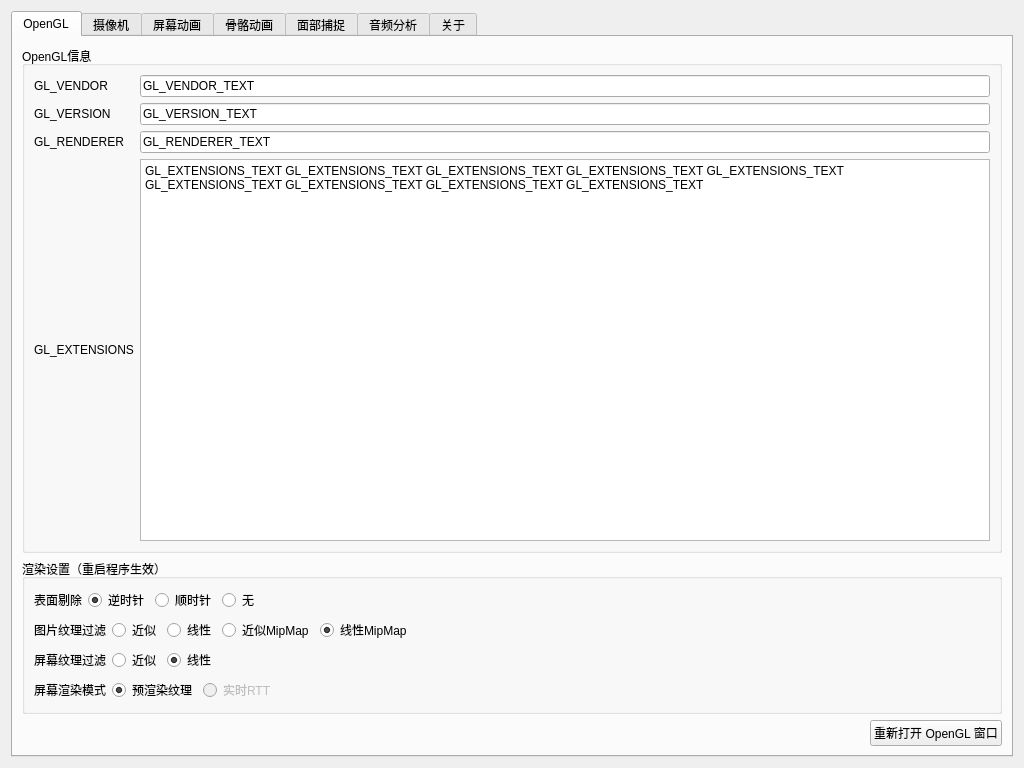
chuigda/Project-WG, file src/ui/ConfigWidget.ui: the form before one commit.
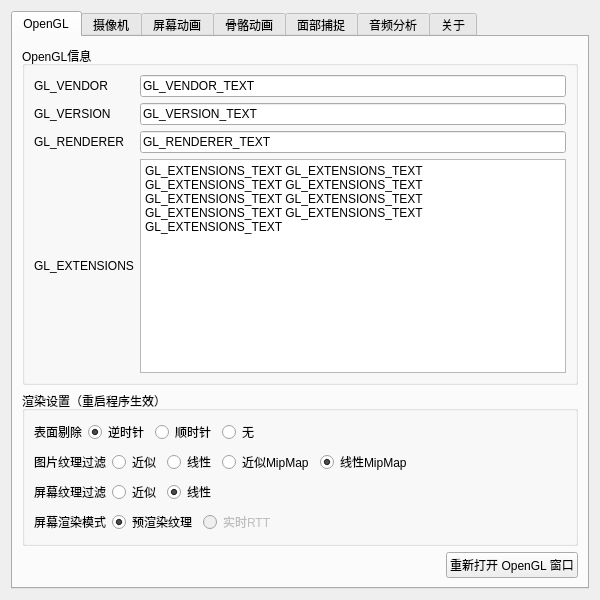
The form after the commit.

Commit message: 适当缩小配置窗口

What changed in the file:
```diff
--- a/src/ui/ConfigWidget.ui
+++ b/src/ui/ConfigWidget.ui
@@ -6,14 +6,14 @@
    <rect>
     <x>0</x>
     <y>0</y>
-    <width>1024</width>
-    <height>768</height>
+    <width>600</width>
+    <height>600</height>
    </rect>
   </property>
   <property name="minimumSize">
    <size>
-    <width>1024</width>
-    <height>768</height>
+    <width>600</width>
+    <height>600</height>
    </size>
   </property>
   <property name="baseSize">
```
Left out of the diff: 8 changed lines with no effect on the pictures.
